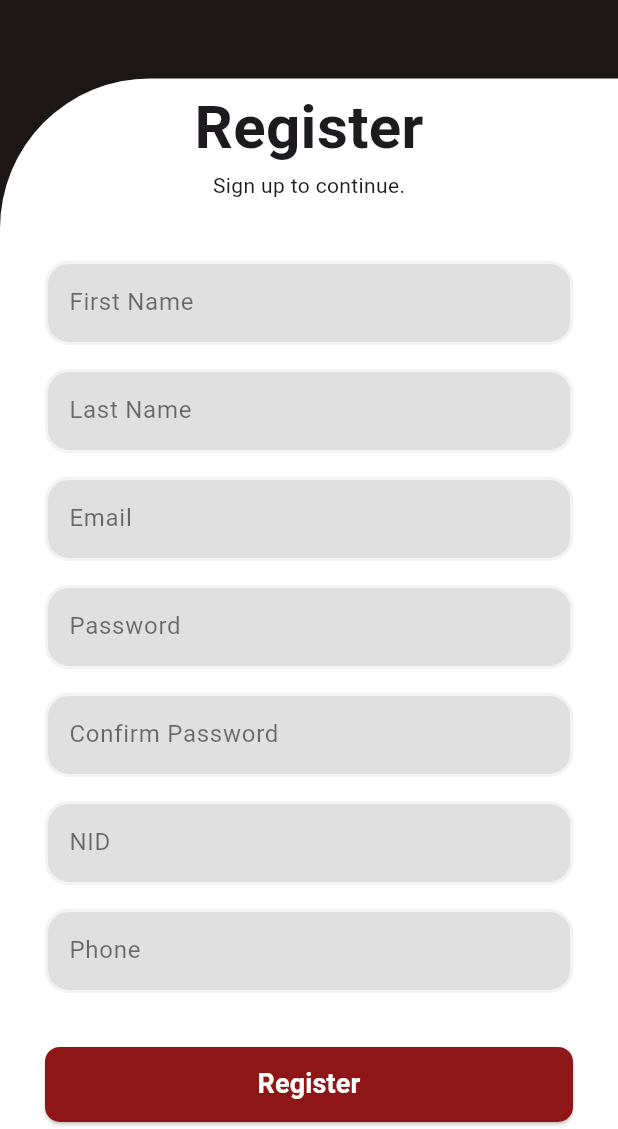
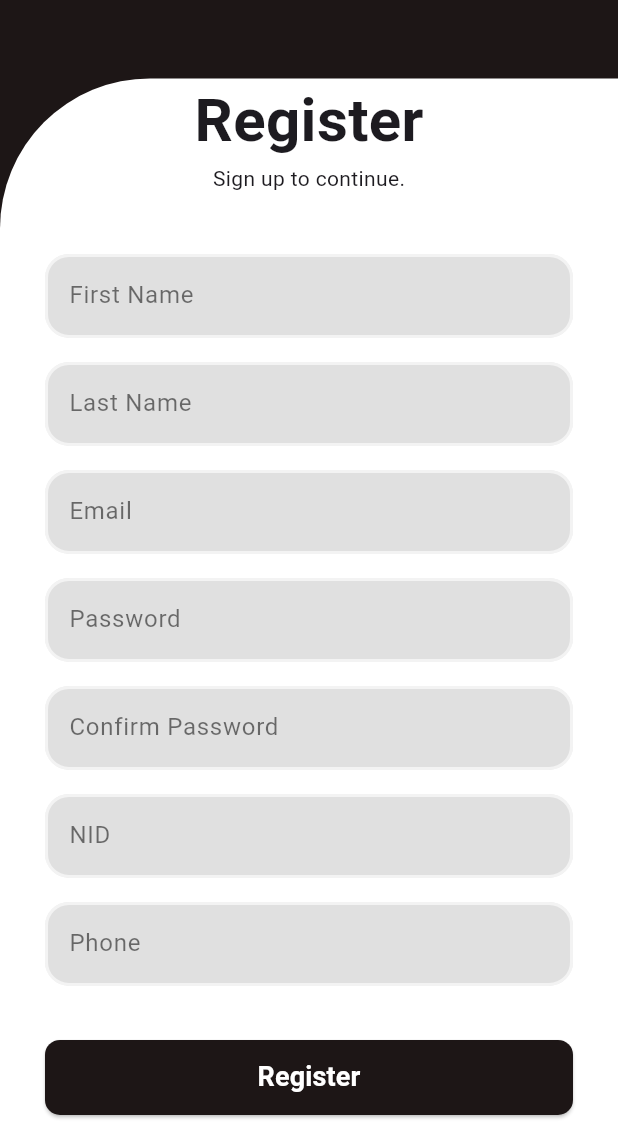
Before and after one commit to PanthaProtick/oggatonama, a Flutter app: the RegisterPage screen opened directly, on a phone screen of 412 x 824 dp, the part 107-1236 px from its top. Run offline on Flutter 3.47's test engine with Material 3 defaults, Android fonts, the phone set to English and light mode, and no system bars; our stand-ins replace cloud_firestore, firebase_auth, firebase_core, get; accounts and stored records are empty.

Commit message:
Register page fixed

```diff
--- a/lib/Controllers/register_controller.dart
+++ b/lib/Controllers/register_controller.dart
@@ -18,6 +18,7 @@ class RegisterController extends GetxController {
 
   Future<void> register(BuildContext context) async {
     if (!formKey.currentState!.validate()) {
+      print('Empty!');
       return;
     }
 
--- a/lib/register_page.dart
+++ b/lib/register_page.dart
@@ -22,9 +22,9 @@ class RegisterPage extends StatelessWidget {
         alignment: Alignment.topCenter,
         child: Padding(
           padding: const EdgeInsets.only(top: 25),
-              child: Text(
+          child: const Text(
             'Oggatonama',
-                style: const TextStyle(
+            style: TextStyle(
               fontSize: 32,
               fontWeight: FontWeight.bold,
               color: Colors.white,
@@ -43,19 +43,21 @@ class RegisterPage extends StatelessWidget {
             ),
           ),
           child: Center(
-                child: SingleChildScrollView(
+            child: Form(
+              key: controller.formKey,
               child: Column(
                 children: [
-                      Text(
+                  const Text(
                     'Register',
                     style: TextStyle(
                       fontWeight: FontWeight.bold,
                       fontSize: 40,
                     ),
                   ),
-                          Text('Sign up to continue.'),
-                          //const SizedBox(height: 20),
-                      Padding(
+                  const Text('Sign up to continue.'),
+                  Expanded(
+                    child: SingleChildScrollView(
+                      child: Padding(
                         padding: const EdgeInsets.symmetric(horizontal: 30),
                         child: Column(
                           children: [
@@ -75,7 +77,7 @@ class RegisterPage extends StatelessWidget {
                                     height: 50,
                                     child: ElevatedButton(
                                       style: ElevatedButton.styleFrom(
-                                        backgroundColor: const Color(0xFF8E1616),
+                                        backgroundColor: const Color(0xFF1D1616),
                                         shape: RoundedRectangleBorder(
                                           borderRadius: BorderRadius.circular(10),
                                         ),
@@ -96,6 +98,8 @@ class RegisterPage extends StatelessWidget {
                           ],
                         ),
                       ),
+                    ),
+                  ),
                 ],
               ),
             ),
@@ -105,6 +109,7 @@ class RegisterPage extends StatelessWidget {
     ],
   ),
 );
+
   }
 
   Widget _buildTextField(String label, TextEditingController controller, TextInputType inputType, OutlineInputBorder border, {bool obscureText = false}) {
```
Lines whose indentation alone changed are shown as unchanged.
